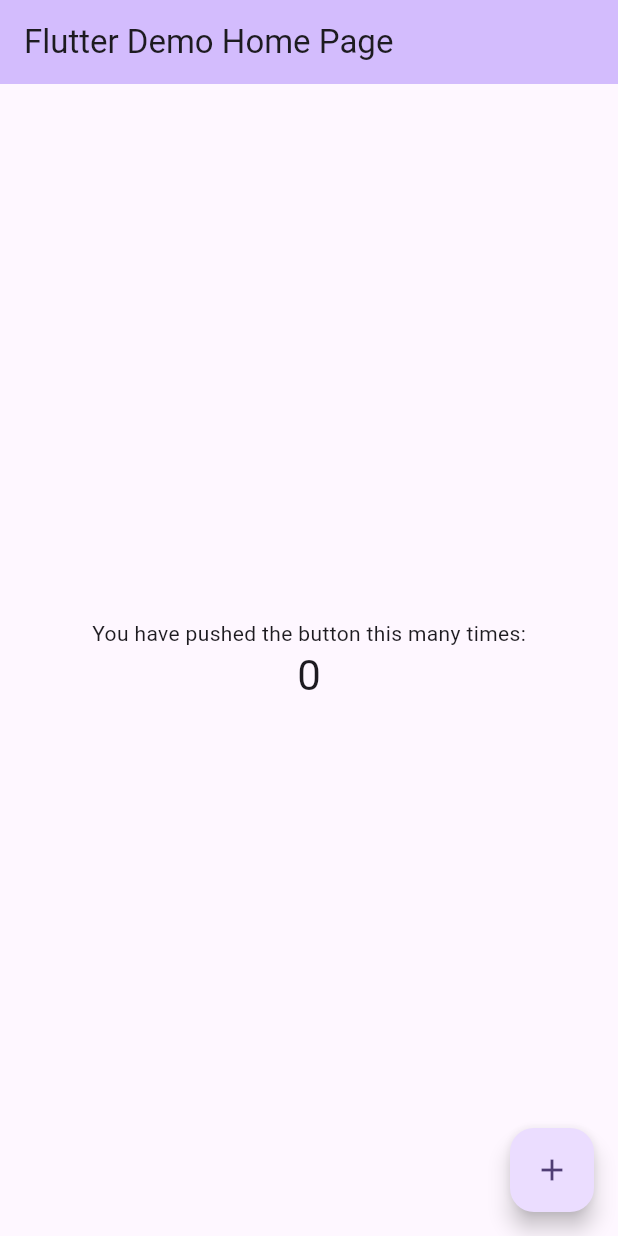
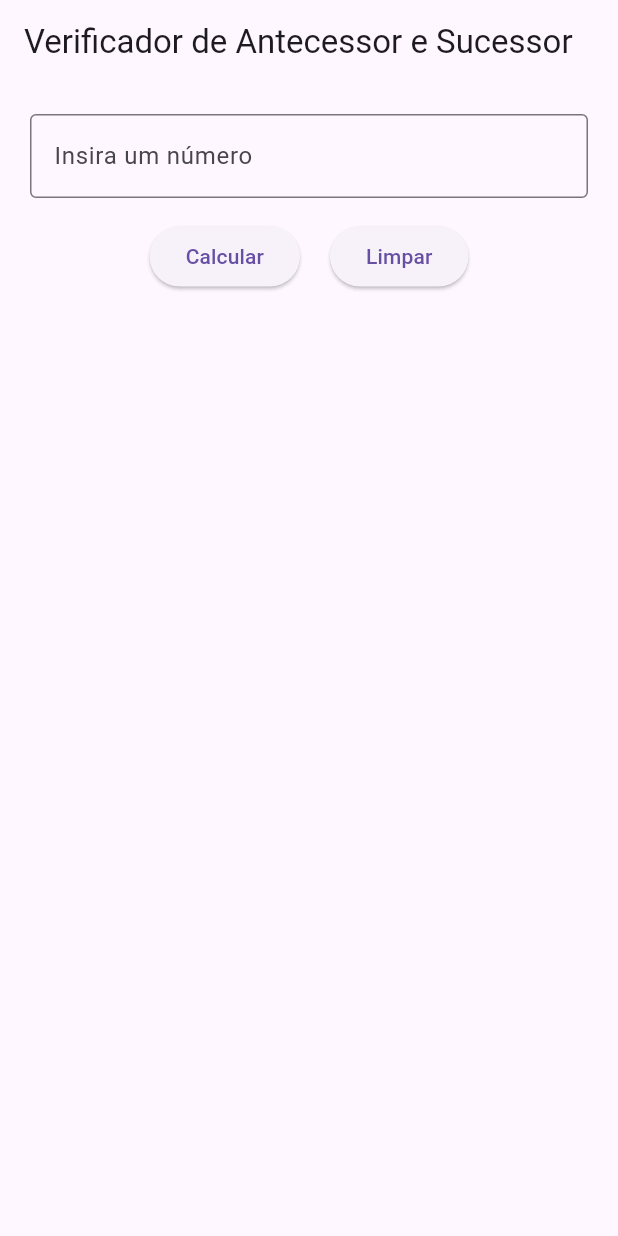
Before and after one commit to buenoduda/flutter-lista-exercicios-eduarda-bueno-de-salvo, a Flutter app: the screen it shows after launch, on a phone screen of 412 x 824 dp. Run offline on Flutter 3.47's test engine with Material 3 defaults, Android fonts, the phone set to English and light mode, and no system bars.

Commit message:
feat: exerício 03

```diff
--- a/exercicio03/lib/main.dart
+++ b/exercicio03/lib/main.dart
@@ -1,121 +1,93 @@
+// exercício 3 - antecessor e sucessor
+// Peça ao usuário um número inteiro. Ao pressionar Calcular, mostre o número informado, seu antecessor e seu sucessor
+
 import 'package:flutter/material.dart';
 
 void main() {
-  runApp(const MyApp());
+  runApp(MeuApp());
 }
 
-class MyApp extends StatelessWidget {
-  const MyApp({super.key});
+class MeuApp extends StatelessWidget {
+  const MeuApp({super.key});
 
-  // This widget is the root of your application.
   @override
   Widget build(BuildContext context) {
-    return MaterialApp(
-      title: 'Flutter Demo',
-      theme: ThemeData(
-        // This is the theme of your application.
-        //
-        // TRY THIS: Try running your application with "flutter run". You'll see
-        // the application has a purple toolbar. Then, without quitting the app,
-        // try changing the seedColor in the colorScheme below to Colors.green
-        // and then invoke "hot reload" (save your changes or press the "hot
-        // reload" button in a Flutter-supported IDE, or press "r" if you used
-        // the command line to start the app).
-        //
-        // Notice that the counter didn't reset back to zero; the application
-        // state is not lost during the reload. To reset the state, use hot
-        // restart instead.
-        //
-        // This works for code too, not just values: Most code changes can be
-        // tested with just a hot reload.
-        colorScheme: .fromSeed(seedColor: Colors.deepPurple),
-      ),
-      home: const MyHomePage(title: 'Flutter Demo Home Page'),
-    );
+    return MaterialApp(debugShowCheckedModeBanner: false, home: TelaAntSuc());
   }
 }
 
-class MyHomePage extends StatefulWidget {
-  const MyHomePage({super.key, required this.title});
-
-  // This widget is the home page of your application. It is stateful, meaning
-  // that it has a State object (defined below) that contains fields that affect
-  // how it looks.
-
-  // This class is the configuration for the state. It holds the values (in this
-  // case the title) provided by the parent (in this case the App widget) and
-  // used by the build method of the State. Fields in a Widget subclass are
-  // always marked "final".
-
-  final String title;
+class TelaAntSuc extends StatefulWidget {
+  const TelaAntSuc({super.key});
 
   @override
-  State<MyHomePage> createState() => _MyHomePageState();
+  State<TelaAntSuc> createState() => _TelaAntSucState();
 }
 
-class _MyHomePageState extends State<MyHomePage> {
-  int _counter = 0;
+class _TelaAntSucState extends State<TelaAntSuc> {
+  final TextEditingController numeroController = TextEditingController();
 
-  void _incrementCounter() {
+  String mensagem = '';
+
+  void validarNumeros() {
+    int numero = int.tryParse(numeroController.text) ?? 0;
+    int antecessor = (numero - 1);
+    int sucessor = (numero + 1);
+
     setState(() {
-      // This call to setState tells the Flutter framework that something has
-      // changed in this State, which causes it to rerun the build method below
-      // so that the display can reflect the updated values. If we changed
-      // _counter without calling setState(), then the build method would not be
-      // called again, and so nothing would appear to happen.
-      _counter++;
+      mensagem = 'Número: $numero \nAntecessor: $antecessor \nSucessor: $sucessor';
+    });
+  }
+
+  void limparCampos() {
+    // redefine o valor das variáveis
+    numeroController.clear();
+
+    setState(() {
+      mensagem = '';
     });
   }
 
   @override
+  void dispose() {
+    // destruição de memória
+    numeroController.dispose();
+    super.dispose();
+  }
+
+  @override
   Widget build(BuildContext context) {
-    // This method is rerun every time setState is called, for instance as done
-    // by the _incrementCounter method above.
-    //
-    // The Flutter framework has been optimized to make rerunning build methods
-    // fast, so that you can just rebuild anything that needs updating rather
-    // than having to individually change instances of widgets.
     return Scaffold(
-      appBar: AppBar(
-        // TRY THIS: Try changing the color here to a specific color (to
-        // Colors.amber, perhaps?) and trigger a hot reload to see the AppBar
-        // change color while the other colors stay the same.
-        backgroundColor: Theme.of(context).colorScheme.inversePrimary,
-        // Here we take the value from the MyHomePage object that was created by
-        // the App.build method, and use it to set our appbar title.
-        title: Text(widget.title),
-      ),
-      body: Center(
-        // Center is a layout widget. It takes a single child and positions it
-        // in the middle of the parent.
+      appBar: AppBar(title: Text('Verificador de Antecessor e Sucessor')),
+      body: Padding(
+        padding: EdgeInsets.all(20),
         child: Column(
-          // Column is also a layout widget. It takes a list of children and
-          // arranges them vertically. By default, it sizes itself to fit its
-          // children horizontally, and tries to be as tall as its parent.
-          //
-          // Column has various properties to control how it sizes itself and
-          // how it positions its children. Here we use mainAxisAlignment to
-          // center the children vertically; the main axis here is the vertical
-          // axis because Columns are vertical (the cross axis would be
-          // horizontal).
-          //
-          // TRY THIS: Invoke "debug painting" (choose the "Toggle Debug Paint"
-          // action in the IDE, or press "p" in the console), to see the
-          // wireframe for each widget.
-          mainAxisAlignment: .center,
           children: [
-            const Text('You have pushed the button this many times:'),
-            Text(
-              '$_counter',
-              style: Theme.of(context).textTheme.headlineMedium,
+            TextField(
+              controller: numeroController,
+              keyboardType: TextInputType.number,
+              decoration: InputDecoration(
+                labelText: 'Insira um número',
+                border: OutlineInputBorder(),
+              ),
             ),
+            SizedBox(height: 15),
+            Row(
+              mainAxisAlignment: MainAxisAlignment.center,
+              children: [
+                ElevatedButton(
+                  onPressed: validarNumeros,
+                  child: Text('Calcular'),
+                ),
+                SizedBox(width: 20), // espaçamento entre os botões
+                ElevatedButton(
+                  onPressed: limparCampos,
+                  child: Text('Limpar')),
+              ],
+            ),
+            SizedBox(height: 20),
+            Text(mensagem, style: TextStyle(fontSize: 20)),
           ],
         ),
-      ),
-      floatingActionButton: FloatingActionButton(
-        onPressed: _incrementCounter,
-        tooltip: 'Increment',
-        child: const Icon(Icons.add),
       ),
     );
   }
```
